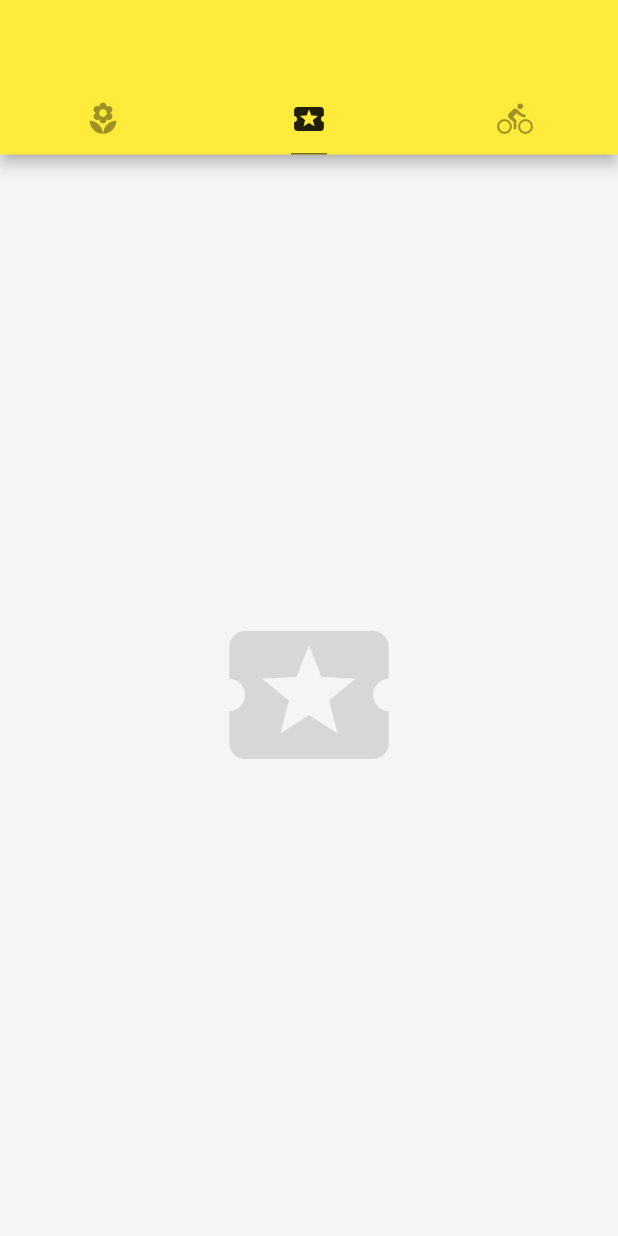
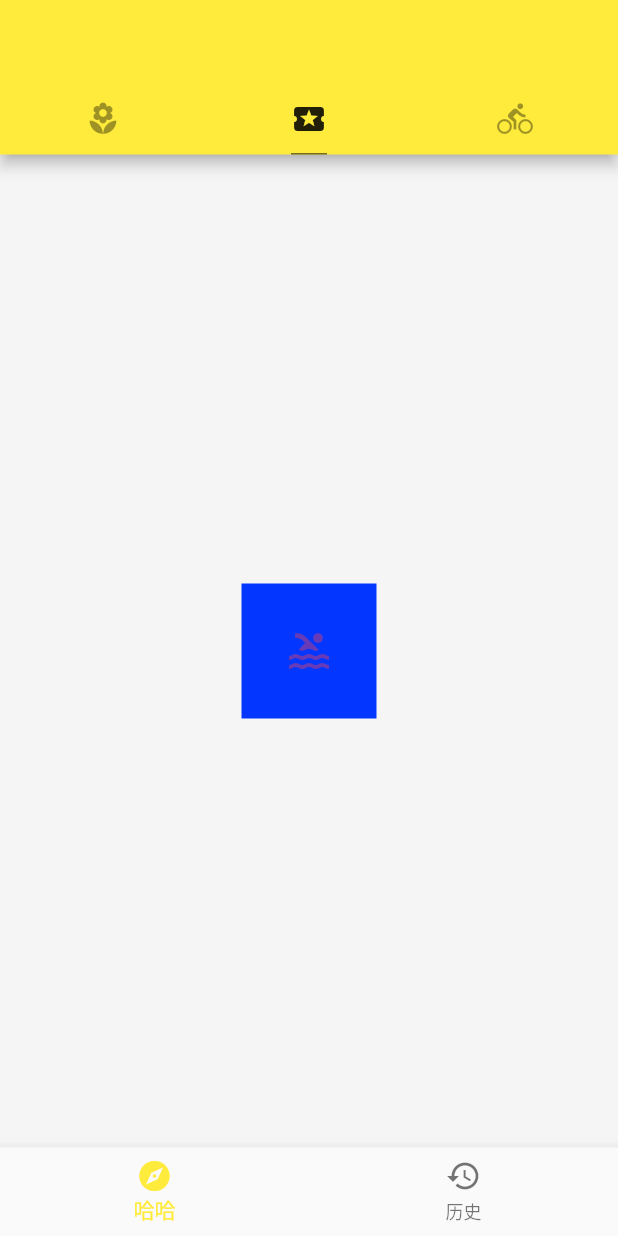
Before and after one commit to Kevinl7/flutter-learn, a Flutter app: the screen it shows after launch, tab 2 chosen, on a phone screen of 412 x 824 dp. Run offline on Flutter 3.47's test engine with Material 2 defaults, Android fonts, the phone set to English and light mode, and no system bars; network calls fail.

Commit message:
:art: keep learning

```diff
--- /dev/null
+++ b/lib/demo/basic_demo.dart
@@ -0,0 +1,37 @@
+import 'package:flutter/material.dart';
+
+class BasicDemo extends StatelessWidget {
+  final TextStyle _textStyle = TextStyle(fontSize: 18);
+
+  final String _title = '高权绯闻而';
+  final String _author = '高权';
+  @override
+  Widget build(BuildContext context) {
+    // TODO: implement build
+
+    // return Text(
+    //   '《$_title》----$_author 啥叫的咖啡馆国际法功能方面的矛盾开发,s的打开菜单的打开手机大坏蛋大坏蛋v',
+    //   textAlign: TextAlign.left,
+    //   style: _textStyle,
+    //   maxLines: 2,
+    //   overflow: TextOverflow.ellipsis,
+    // );
+
+    return Container(
+      color: Colors.grey[100],
+      child: Row(
+        mainAxisAlignment: MainAxisAlignment.center,
+        children: <Widget>[
+          Container(
+            child: Icon(Icons.pool, size: 32, color: Colors.deepPurple,),
+            padding: EdgeInsets.all(16.0),
+            margin: EdgeInsets.all(16.0),
+            color: Color.fromRGBO(3, 54, 255, 1.0),
+            width: 90.0,
+            height: 90.0,
+          )
+        ],
+      ),
+    );
+  }
+}
--- /dev/null
+++ b/lib/demo/bottom_navgation_demo.dart
@@ -0,0 +1,38 @@
+import 'package:flutter/material.dart';
+
+class BottomNavigationBarDemo extends StatefulWidget {
+  @override
+    State<StatefulWidget> createState() {
+    // TODO: implement createState
+    return _BottomNavigationBarDemoState();
+  }
+}
+
+class _BottomNavigationBarDemoState extends State<BottomNavigationBarDemo> {
+  int _currentIndex = 0;
+
+  void _onTapHandler(int index) {
+    setState(() {
+      _currentIndex = index;
+    });
+  }
+
+  @override
+  Widget build(BuildContext context) {
+    // TODO: implement build
+    return BottomNavigationBar(
+          currentIndex: _currentIndex,
+          onTap: _onTapHandler,
+          items: [
+            BottomNavigationBarItem(
+              icon: Icon(Icons.explore),
+              title: Text('哈哈')
+            ),
+            BottomNavigationBarItem(
+              icon: Icon(Icons.history),
+              title: Text('历史')
+            )
+          ],
+        );
+  }
+}
--- a/lib/demo/demo1.dart
+++ b/lib/demo/demo1.dart
@@ -28,10 +28,10 @@ class ListViewDemo extends StatelessWidget {
   @override
   Widget build(BuildContext context) {
     return Scaffold(
-      appBar: AppBar(
-        title: Text('Hello, Flutter'),
-        elevation: 30.0,
-      ),
+      // appBar: AppBar(
+      //   title: Text('Hello, Flutter'),
+      //   elevation: 30.0,
+      // ),
       body: ListView.builder(
         itemCount: posts.length,
         itemBuilder: _listItemBuilder,
--- a/lib/main.dart
+++ b/lib/main.dart
@@ -1,5 +1,7 @@
 import 'package:flutter/material.dart';
 import './demo/demo1.dart';
+import './demo/bottom_navgation_demo.dart';
+import './demo/basic_demo.dart';
 
 void main() {
   runApp(App());
@@ -13,12 +15,16 @@ class App extends StatelessWidget {
       home: Home(),
       theme: ThemeData(
         primarySwatch: Colors.yellow,
+        highlightColor: Color.fromRGBO(255, 255, 255, 0.5),
+        splashColor: Colors.white70
       ),
     );
   }
 }
 
 class Home extends StatelessWidget {
+
+
   @override
   Widget build(BuildContext context) {
     return DefaultTabController(
@@ -41,11 +47,13 @@ class Home extends StatelessWidget {
         ),
         body: TabBarView(
           children: <Widget>[
-            Icon(Icons.local_florist, size: 128, color: Colors.black12),
-            Icon(Icons.local_activity, size: 128, color: Colors.black12),
+            ListViewDemo(),
+            // Icon(Icons.local_activity, size: 128, color: Colors.black12),
+            BasicDemo(),
             Icon(Icons.directions_bike, size: 128, color: Colors.black12)
           ],
         ),
+        bottomNavigationBar: BottomNavigationBarDemo(),
       ),
       );
   }
```
